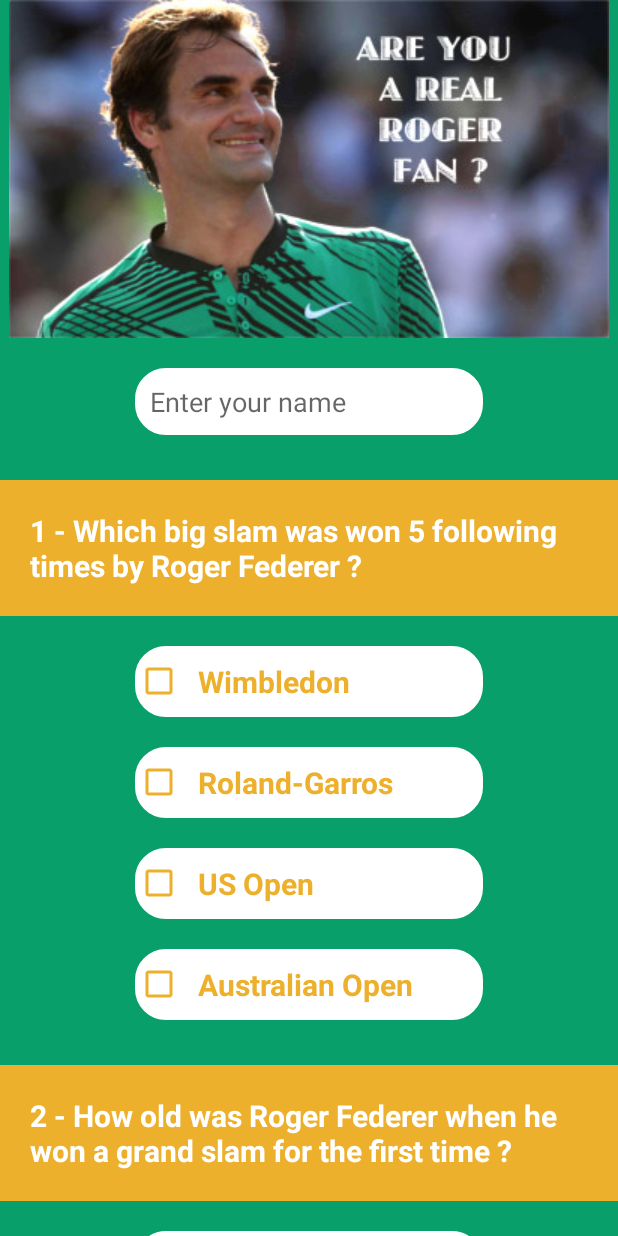
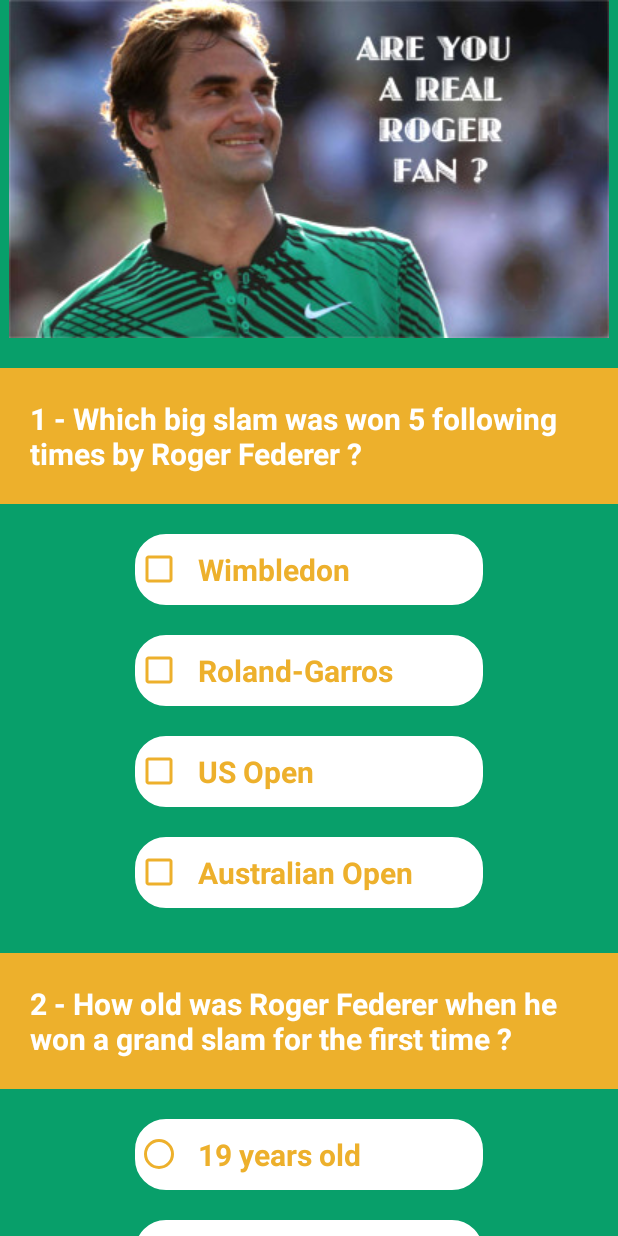
Before and after one commit to zanskar/RogerQuiz, an Android app: the screen it shows after launch (MainActivity), on a phone screen of 412 x 824 dp. Run offline under Robolectric (Android 15) with nearby library versions, the phone set to English and light mode, and no system bars.

Commit message:
modifications after review 1

```diff
--- a/app/src/main/res/layout/activity_main.xml
+++ b/app/src/main/res/layout/activity_main.xml
@@ -16,22 +16,6 @@
             android:layout_width="match_parent"
             android:layout_height="wrap_content"
             android:src="@drawable/roger" />
-
-        <EditText
-            android:id="@+id/name_field"
-            style="@style/Field"
-            android:layout_width="match_parent"
-            android:layout_height="wrap_content"
-            android:layout_gravity="center"
-            android:layout_marginBottom="@dimen/space_bottom"
-            android:layout_marginLeft="@dimen/space_lr_field"
-            android:layout_marginRight="@dimen/space_lr_field"
-            android:layout_marginTop="@dimen/top_text"
-            android:background="@drawable/rounded_corner_y"
-            android:hint="@string/user_name"
-            android:inputType="textCapWords"
-            android:padding="@dimen/space_bottom"
-            android:textColor="@color/colorGreen" />
 
         <TextView
             android:id="@+id/question_1"
--- a/app/src/main/res/values/strings.xml
+++ b/app/src/main/res/values/strings.xml
@@ -26,4 +26,7 @@
     <string name="share">  Share </string>
     <string name="helloscore"> Hello, here is the score of </string>
     <string name="helloquiz"> for the Federer Quiz : </string>
+    <string name="bravo"> Bravo ! </string>
+    <string name="play"> Play again ! </string>
+
 </resources>
```
Also changed, not shown: app/src/main/java/com/example/android/rogerquiz/MainActivity.java (+19 -17 lines), 1 other file.
